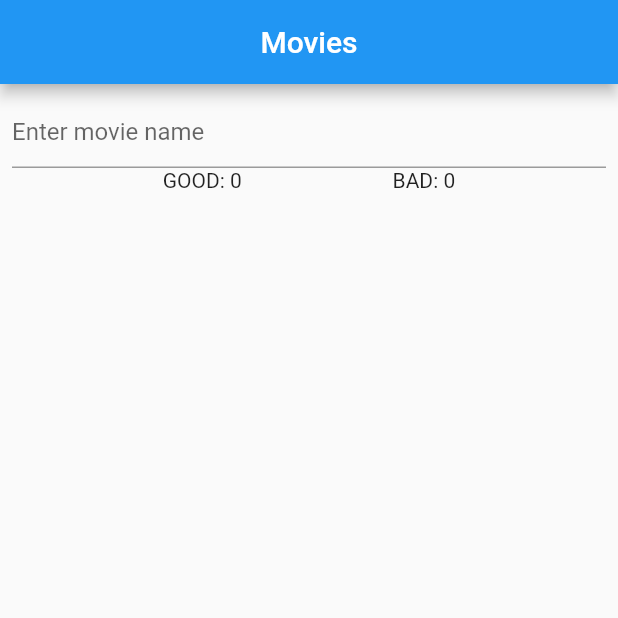
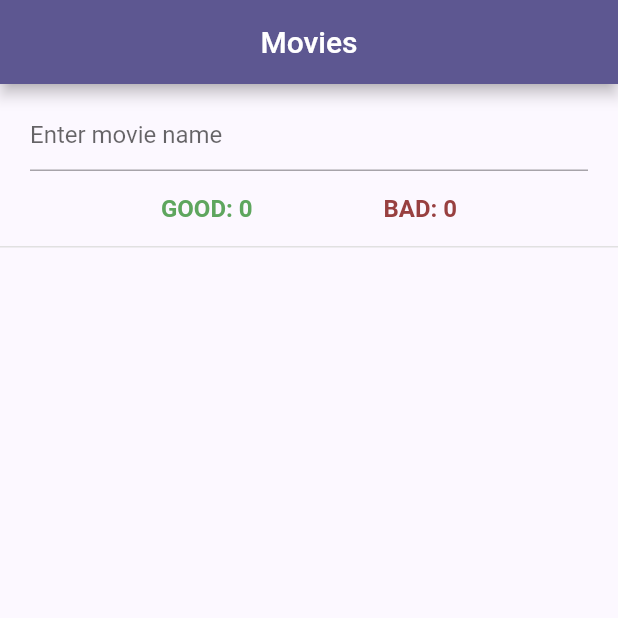
Before and after one commit to valkucz/Flutter-app-HW2-3, a Flutter app: the screen it shows after launch, on a phone screen of 412 x 824 dp, the top half of it. Run offline on Flutter 3.47's test engine with Material 2 defaults, Android fonts, the phone set to English and light mode, and no system bars.

Commit message:
HW2 init

```diff
--- a/lib/app_root.dart
+++ /dev/null
@@ -1,11 +0,0 @@
-import 'package:app/home_page.dart';
-import 'package:flutter/material.dart';
-
-class AppRoot extends StatelessWidget {
-  const AppRoot({super.key});
-
-  @override
-  Widget build(BuildContext context) {
-    return const MaterialApp(title: 'Movies', home: HomePage());
-  }
-}
--- /dev/null
+++ b/lib/common/rate_state.dart
@@ -0,0 +1 @@
+enum RateState { good, bad }
--- /dev/null
+++ b/lib/common/rate_state_style.dart
@@ -0,0 +1,10 @@
+import 'package:app/common/rate_state.dart';
+import 'package:flutter/material.dart';
+
+class RateStateStyle {
+  static final Map<RateState, Color> colors = {
+    RateState.good: const Color.fromARGB(255, 94, 166, 94),
+    RateState.bad: const Color.fromARGB(255, 152, 64, 64),
+  };
+  const RateStateStyle();
+}
--- a/lib/main.dart
+++ b/lib/main.dart
@@ -1,4 +1,4 @@
-import 'package:app/app_root.dart';
+import 'package:app/widgets/app_root.dart';
 import 'package:flutter/material.dart';
 
 void main() {
--- a/lib/movie_list_page.dart
+++ /dev/null
@@ -1,41 +0,0 @@
-import 'package:flutter/material.dart';
-
-class MovieListPage extends StatelessWidget {
-  const MovieListPage({super.key});
-
-  @override
-  Widget build(BuildContext context) {
-    return Padding(
-      padding: const EdgeInsets.all(8.0),
-      child: Container(
-        decoration: const BoxDecoration(),
-        child: Column(
-          children: [
-            TextFormField(
-                decoration: const InputDecoration(
-              hintText: 'Enter movie name',
-              // TODO: add onSaved
-            )),
-            Row(
-              mainAxisAlignment: MainAxisAlignment.spaceEvenly,
-              children: [_buildRateCounter('GOOD'), _buildRateCounter('BAD')],
-            ),
-          ],
-        ),
-      ),
-    );
-  }
-
-  Widget _buildRateCounter(String label) {
-    const counter = 0;
-    return Text('$label: $counter');
-  }
-}
-
-// State
-class Counter {
-  final String label;
-  final int count;
-
-  const Counter({required this.label, required this.count});
-}
--- /dev/null
+++ b/lib/widgets/app_root.dart
@@ -0,0 +1,16 @@
+import 'package:app/widgets/home_page.dart';
+import 'package:flutter/material.dart';
+
+class AppRoot extends StatelessWidget {
+  const AppRoot({super.key});
+
+  @override
+  Widget build(BuildContext context) {
+    return MaterialApp(
+        title: 'Movies',
+        theme: ThemeData(
+          colorSchemeSeed: const Color.fromARGB(255, 168, 161, 229),
+        ),
+        home: const HomePage());
+  }
+}
--- /dev/null
+++ b/lib/widgets/counter.dart
@@ -0,0 +1,20 @@
+import 'package:app/common/rate_state_style.dart';
+import 'package:flutter/material.dart';
+import 'package:app/common/rate_state.dart';
+
+const _fontSize = 16.0;
+
+class Counter {
+  final RateState label;
+  int _count = 0;
+  Counter({required this.label});
+
+  increment() => _count++;
+  decrement() => _count--;
+
+  Widget display() => Text('${label.name.toUpperCase()}: $_count',
+      style: TextStyle(
+          color: RateStateStyle.colors[label],
+          fontSize: _fontSize,
+          fontWeight: FontWeight.bold));
+}
--- a/lib/home_page.dart
+++ b/lib/widgets/home_page.dart
@@ -1,4 +1,4 @@
-import 'package:app/movie_list_page.dart';
+import 'package:app/widgets/movie_list_page.dart';
 import 'package:flutter/material.dart';
 
 class HomePage extends StatelessWidget {
--- /dev/null
+++ b/lib/widgets/movie_list_page.dart
@@ -0,0 +1,89 @@
+import 'package:app/widgets/counter.dart';
+import 'package:app/widgets/movie_list_item.dart';
+import 'package:app/widgets/rate_buttons.dart';
+import 'package:app/common/rate_state.dart';
+import 'package:flutter/material.dart';
+import 'package:flutter/services.dart';
+
+const _textInputLimit = 15;
+
+class MovieListPage extends StatefulWidget {
+  const MovieListPage({super.key});
+
+  @override
+  State<MovieListPage> createState() => _MovieListPageState();
+}
+
+class _MovieListPageState extends State<MovieListPage> {
+  final List<Counter> counters = [
+    Counter(label: RateState.good),
+    Counter(label: RateState.bad)
+  ];
+  final List<MovieListItem> movies = [];
+
+  @override
+  Widget build(BuildContext context) {
+    return Column(
+      children: [
+        Container(
+            margin: const EdgeInsets.symmetric(vertical: 10.0),
+            padding: const EdgeInsets.symmetric(horizontal: 20.0),
+            decoration: const BoxDecoration(
+              border: Border(
+                  bottom:
+                      BorderSide(color: Color.fromARGB(255, 225, 225, 225))),
+            ),
+            child: Column(children: [
+              TextFormField(
+                  inputFormatters: [
+                    LengthLimitingTextInputFormatter(_textInputLimit),
+                  ],
+                  decoration:
+                      const InputDecoration(hintText: 'Enter movie name'),
+                  onFieldSubmitted: (value) => {
+                        if (value.trim().isNotEmpty)
+                          {
+                            setState(() {
+                              movies.add(_buildMovieListItem(value));
+                            })
+                          }
+                      }),
+              SizedBox(
+                height: 50.0,
+                child: Row(
+                    mainAxisAlignment: MainAxisAlignment.spaceEvenly,
+                    children:
+                        counters.map((counter) => counter.display()).toList()),
+              )
+            ])),
+        Expanded(
+          child: SingleChildScrollView(
+            child: Column(
+              verticalDirection: VerticalDirection.up,
+              children: movies,
+            ),
+          ),
+        )
+      ],
+    );
+  }
+
+  _buildMovieListItem(String name) {
+    return MovieListItem(
+        name: name,
+        rateButtons: RateButtons(
+            rateCallbacks: Map.fromEntries(
+          RateState.values.map(
+            (rateState) => MapEntry(
+              rateState,
+              {
+                'increment': () =>
+                    setState(() => counters[rateState.index].increment()),
+                'decrement': () =>
+                    setState(() => counters[rateState.index].decrement()),
+              },
+            ),
+          ),
+        )));
+  }
+}
```
Also changed, not shown: lib/movie_card.dart (deleted, +0 -10 lines), lib/widgets/movie_list_item.dart (added, +31 -0 lines), lib/widgets/rate_buttons.dart (added, +57 -0 lines).
